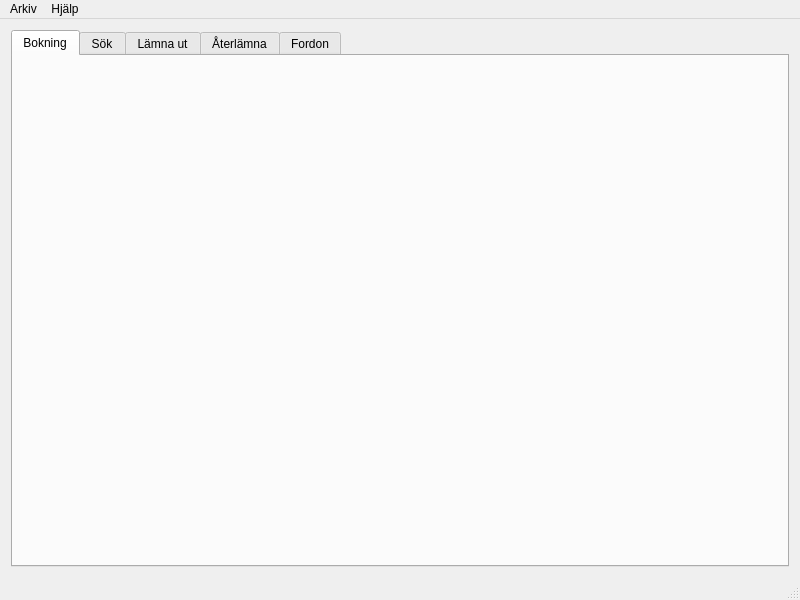
This is sandbox/andreas/gui/MainWindow.ui in nilsknacken/A3B-repo as Qt 5 draws it before an edit. The edited form follows.
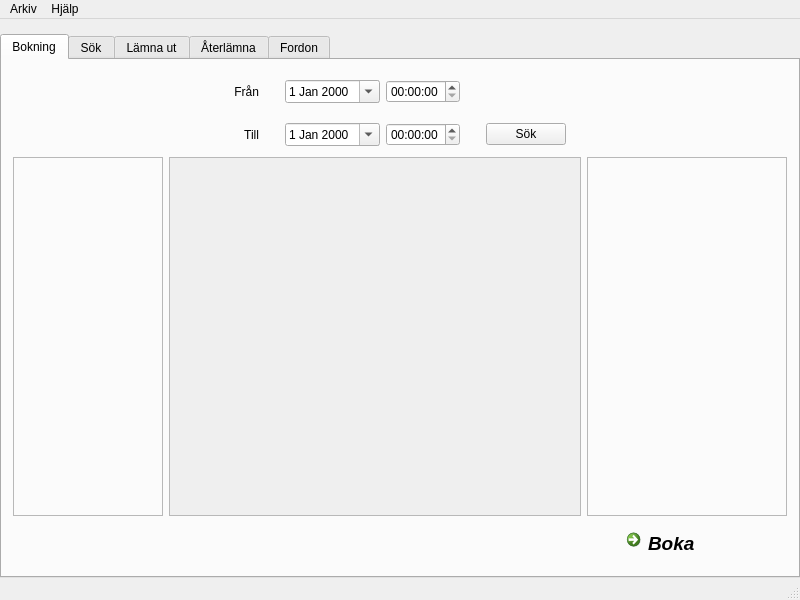
This is the edited form.

Commit message: GUI: Lite mera gui

```diff
--- a/sandbox/andreas/gui/MainWindow.ui
+++ b/sandbox/andreas/gui/MainWindow.ui
@@ -20,8 +20,29 @@
   <property name="windowTitle">
    <string>A3B Bilpark</string>
   </property>
+  <property name="autoFillBackground">
+   <bool>false</bool>
+  </property>
   <widget class="QWidget" name="centralWidget">
+   <property name="autoFillBackground">
+    <bool>false</bool>
+   </property>
    <layout class="QGridLayout" name="gridLayout">
+    <property name="leftMargin">
+     <number>0</number>
+    </property>
+    <property name="topMargin">
+     <number>15</number>
+    </property>
+    <property name="rightMargin">
+     <number>0</number>
+    </property>
+    <property name="bottomMargin">
+     <number>0</number>
+    </property>
+    <property name="horizontalSpacing">
+     <number>6</number>
+    </property>
     <item row="0" column="0">
      <widget class="QTabWidget" name="tabWidget">
       <property name="currentIndex">
@@ -31,6 +52,242 @@
        <attribute name="title">
         <string>Bokning</string>
        </attribute>
+       <layout class="QVBoxLayout" name="verticalLayout">
+        <item>
+         <layout class="QGridLayout" name="gridLayoutTop">
+          <item row="2" column="4">
+           <widget class="QTimeEdit" name="timeEditTo"/>
+          </item>
+          <item row="1" column="4">
+           <widget class="QTimeEdit" name="timeEditFrom"/>
+          </item>
+          <item row="1" column="3">
+           <widget class="QDateEdit" name="dateEditFrom">
+            <property name="calendarPopup">
+             <bool>true</bool>
+            </property>
+           </widget>
+          </item>
+          <item row="1" column="1">
+           <widget class="QLabel" name="labelFrom">
+            <property name="text">
+             <string>Från</string>
+            </property>
+            <property name="alignment">
+             <set>Qt::AlignRight|Qt::AlignTrailing|Qt::AlignVCenter</set>
+            </property>
+           </widget>
+          </item>
+          <item row="2" column="3">
+           <widget class="QDateEdit" name="dateEditTo">
+            <property name="calendarPopup">
+             <bool>true</bool>
+            </property>
+           </widget>
+          </item>
+          <item row="2" column="6">
+           <widget class="QPushButton" name="pushButtonSearch">
+            <property name="text">
+             <string>Sök</string>
+            </property>
+           </widget>
+          </item>
+          <item row="2" column="1">
+           <widget class="QLabel" name="labelTo">
+            <property name="text">
+             <string>Till</string>
+            </property>
+            <property name="alignment">
+             <set>Qt::AlignRight|Qt::AlignTrailing|Qt::AlignVCenter</set>
+            </property>
+            <property name="margin">
+             <number>0</number>
+            </property>
+            <property name="indent">
+             <number>-1</number>
+            </property>
+           </widget>
+          </item>
+          <item row="1" column="9" rowspan="2">
+           <spacer name="verticalSpacer_2">
+            <property name="orientation">
+             <enum>Qt::Vertical</enum>
+            </property>
+            <property name="sizeType">
+             <enum>QSizePolicy::Fixed</enum>
+            </property>
+            <property name="sizeHint" stdset="0">
+             <size>
+              <width>0</width>
+              <height>80</height>
+             </size>
+            </property>
+           </spacer>
+          </item>
+          <item row="1" column="7">
+           <spacer name="horizontalSpacer_2">
+            <property name="orientation">
+             <enum>Qt::Horizontal</enum>
+            </property>
+            <property name="sizeHint" stdset="0">
+             <size>
+              <width>40</width>
+              <height>20</height>
+             </size>
+            </property>
+           </spacer>
+          </item>
+          <item row="1" column="5">
+           <spacer name="horizontalSpacer_8">
+            <property name="orientation">
+             <enum>Qt::Horizontal</enum>
+            </property>
+            <property name="sizeType">
+             <enum>QSizePolicy::Fixed</enum>
+            </property>
+            <property name="sizeHint" stdset="0">
+             <size>
+              <width>20</width>
+              <height>0</height>
+             </size>
+            </property>
+           </spacer>
+          </item>
+          <item row="1" column="2">
+           <spacer name="horizontalSpacer_3">
+            <property name="orientation">
+             <enum>Qt::Horizontal</enum>
+            </property>
+            <property name="sizeType">
+             <enum>QSizePolicy::Fixed</enum>
+            </property>
+            <property name="sizeHint" stdset="0">
+             <size>
+              <width>20</width>
+              <height>0</height>
+             </size>
+            </property>
+           </spacer>
+          </item>
+          <item row="1" column="0">
+           <spacer name="horizontalSpacer_7">
+            <property name="orientation">
+             <enum>Qt::Horizontal</enum>
+            </property>
+            <property name="sizeHint" stdset="0">
+             <size>
+              <width>40</width>
+              <height>20</height>
+             </size>
+            </property>
+           </spacer>
+          </item>
+         </layout>
+        </item>
+        <item>
+         <layout class="QGridLayout" name="gridLayoutMiddle">
+          <item row="0" column="1">
+           <widget class="QScrollArea" name="scrollArea">
+            <property name="widgetResizable">
+             <bool>true</bool>
+            </property>
+            <widget class="QWidget" name="scrollAreaWidgetContents">
+             <property name="geometry">
+              <rect>
+               <x>0</x>
+               <y>0</y>
+               <width>412</width>
+               <height>345</height>
+              </rect>
+             </property>
+            </widget>
+           </widget>
+          </item>
+          <item row="0" column="2">
+           <widget class="QFrame" name="frameInfo">
+            <property name="sizePolicy">
+             <sizepolicy hsizetype="Fixed" vsizetype="Preferred">
+              <horstretch>0</horstretch>
+              <verstretch>0</verstretch>
+             </sizepolicy>
+            </property>
+            <property name="minimumSize">
+             <size>
+              <width>200</width>
+              <height>0</height>
+             </size>
+            </property>
+            <property name="baseSize">
+             <size>
+              <width>0</width>
+              <height>0</height>
+             </size>
+            </property>
+            <property name="frameShape">
+             <enum>QFrame::StyledPanel</enum>
+            </property>
+            <property name="frameShadow">
+             <enum>QFrame::Raised</enum>
+            </property>
+           </widget>
+          </item>
+          <item row="0" column="0">
+           <widget class="QFrame" name="frameSideMenu">
+            <property name="sizePolicy">
+             <sizepolicy hsizetype="Fixed" vsizetype="Preferred">
+              <horstretch>0</horstretch>
+              <verstretch>0</verstretch>
+             </sizepolicy>
+            </property>
+            <property name="minimumSize">
+             <size>
+              <width>150</width>
+              <height>0</height>
+             </size>
+            </property>
+            <property name="frameShape">
+             <enum>QFrame::StyledPanel</enum>
+            </property>
+            <property name="frameShadow">
+             <enum>QFrame::Raised</enum>
+            </property>
+           </widget>
+          </item>
+         </layout>
+        </item>
+        <item>
+         <layout class="QGridLayout" name="gridLayoutBottom">
+          <item row="0" column="1">
+           <widget class="QCommandLinkButton" name="commandLinkButtonToBooking">
+            <property name="font">
+             <font>
+              <pointsize>14</pointsize>
+              <weight>75</weight>
+              <italic>true</italic>
+              <bold>true</bold>
+             </font>
+            </property>
+            <property name="text">
+             <string>Boka</string>
+            </property>
+           </widget>
+          </item>
+          <item row="0" column="0">
+           <spacer name="horizontalSpacer">
+            <property name="orientation">
+             <enum>Qt::Horizontal</enum>
+            </property>
+            <property name="sizeHint" stdset="0">
+             <size>
+              <width>40</width>
+              <height>20</height>
+             </size>
+            </property>
+           </spacer>
+          </item>
+         </layout>
+        </item>
+       </layout>
       </widget>
       <widget class="QWidget" name="tabSearch">
        <attribute name="title">
```
Left out of the diff: 193 changed lines with no effect on the pictures. The commit also changes 7 other files.
